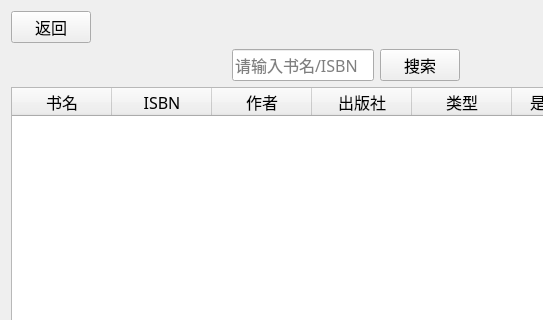
Before: the Qt Designer form searchpage.ui in LeoStr4nge/LibraryManageSystem, drawn with Qt 5; both pictures show x 0 to 543 and y 0 to 320 of the 692 by 424 pixel window.
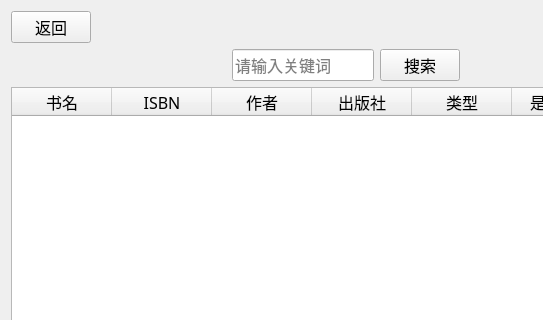
After: the same form once the commit is applied.

```diff
--- a/searchpage.ui
+++ b/searchpage.ui
@@ -86,7 +86,7 @@
               </font>
              </property>
              <property name="placeholderText">
-              <string>请输入书名/ISBN</string>
+              <string>请输入关键词</string>
              </property>
             </widget>
            </item>
```
